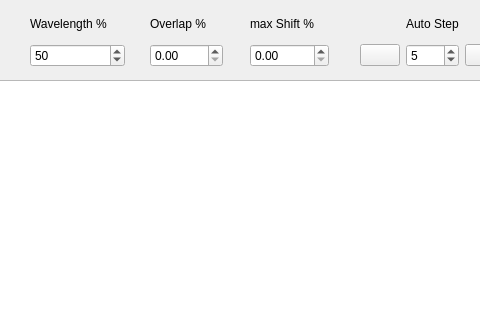
First picture: the form in formbuildslidehypecubepreview.ui, repository JairoSalazarV/QtHypCam, before the edit; both pictures show x 90 to 570 and y 0 to 320 of the 1161 by 435 pixel window.
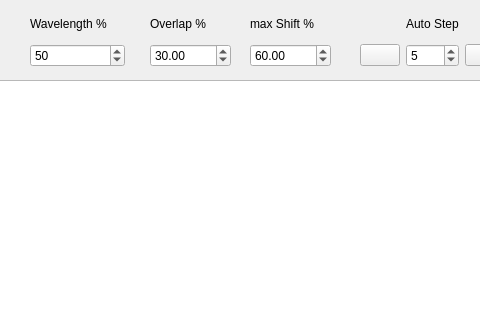
Second picture: the form after the edit. Icons and pictures are not drawn.

Patch:
```diff
--- a/formbuildslidehypecubepreview.ui
+++ b/formbuildslidehypecubepreview.ui
@@ -212,7 +212,7 @@
     <rect>
      <x>240</x>
      <y>10</y>
-     <width>73</width>
+     <width>81</width>
      <height>57</height>
     </rect>
    </property>
@@ -227,11 +227,14 @@
     <item row="1" column="0">
      <widget class="QDoubleSpinBox" name="spinOverlap">
       <property name="maximum">
-       <double>1.000000000000000</double>
+       <double>100.000000000000000</double>
       </property>
       <property name="singleStep">
        <double>0.100000000000000</double>
       </property>
+      <property name="value">
+       <double>30.000000000000000</double>
+      </property>
      </widget>
     </item>
    </layout>
@@ -241,7 +244,7 @@
     <rect>
      <x>340</x>
      <y>10</y>
-     <width>79</width>
+     <width>81</width>
      <height>57</height>
     </rect>
    </property>
@@ -256,11 +259,14 @@
     <item row="1" column="0">
      <widget class="QDoubleSpinBox" name="spinMaxShift">
       <property name="maximum">
-       <double>0.900000000000000</double>
+       <double>100.000000000000000</double>
       </property>
       <property name="singleStep">
        <double>0.100000000000000</double>
       </property>
+      <property name="value">
+       <double>60.000000000000000</double>
+      </property>
      </widget>
     </item>
    </layout>
```
